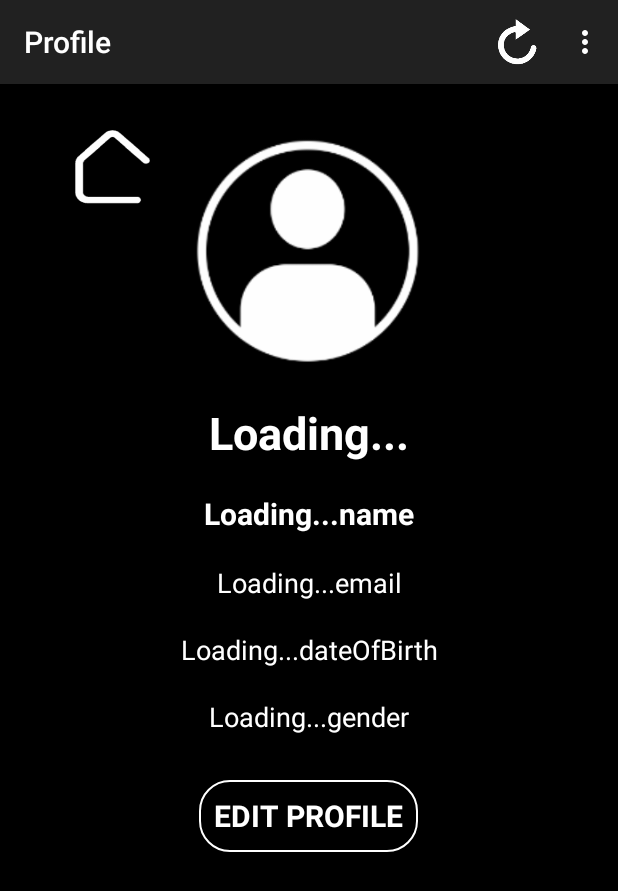
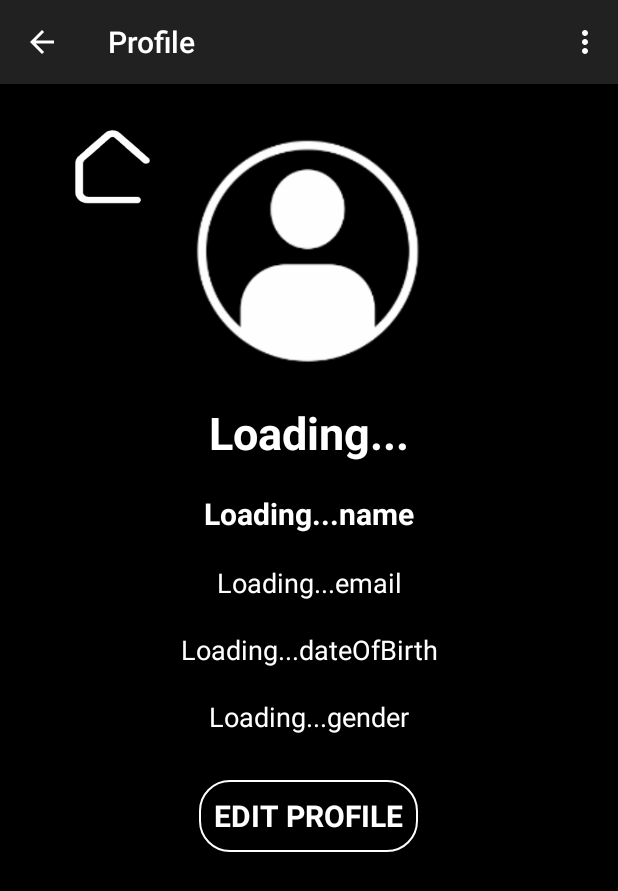
Before and after one commit to evydsg/Stay-Positive, an Android app: the MainProfile screen opened directly, with no data from a screen before it, on a phone screen of 412 x 824 dp. Shown: the top 891 px of the screen. Run offline under Robolectric (Android 15) with nearby library versions, the phone set to English and light mode, and no system bars; our stand-ins replace Firebase (no records; nobody signed in at launch, a user with empty details on screens opened directly), Picasso.

Commit message:
Things Completed: 1. Swipe Refresh Layout: - Removed refresh layout - Fixed problems

```diff
--- a/app/build.gradle.kts
+++ b/app/build.gradle.kts
@@ -40,6 +40,7 @@ dependencies {
     implementation("com.google.firebase:firebase-auth:22.3.1")
     implementation("com.google.firebase:firebase-database:20.3.1")
     implementation("com.google.firebase:firebase-storage:20.3.0")
+    implementation("androidx.swiperefreshlayout:swiperefreshlayout:1.2.0-alpha01")
     testImplementation("junit:junit:4.13.2")
     androidTestImplementation("androidx.test.ext:junit:1.1.5")
     androidTestImplementation("androidx.test.espresso:espresso-core:3.5.1")
--- a/app/src/main/java/com/example/staypositive/MainProfile.java
+++ b/app/src/main/java/com/example/staypositive/MainProfile.java
@@ -2,9 +2,10 @@ package com.example.staypositive;
 
 import androidx.annotation.NonNull;
 import androidx.appcompat.app.AppCompatActivity;
+import androidx.core.app.NavUtils;
+import androidx.swiperefreshlayout.widget.SwipeRefreshLayout;
 
-import android.app.AlertDialog;
-import android.content.DialogInterface;
+
 import android.content.Intent;
 import android.net.Uri;
 import android.os.Bundle;
@@ -26,21 +27,27 @@ import com.google.firebase.database.FirebaseDatabase;
 import com.google.firebase.database.ValueEventListener;
 import com.squareup.picasso.Picasso;
 
+import java.util.Objects;
+
 public class MainProfile extends AppCompatActivity {
 
-    Button homeButton, deleteAccountButton;
+    Button homeButton;
     TextView textViewWelcome, textViewName, textViewEmail, textViewGender, textViewDOB;
     ProgressBar progressBar;
     String fullName, email, DoB, gender;
     ImageView imageView;
     FirebaseAuth authProfile;
+    SwipeRefreshLayout swipeContainer;
 
     @Override
     protected void onCreate(Bundle savedInstanceState) {
         super.onCreate(savedInstanceState);
         setContentView(R.layout.activity_main_profile);
 
-        getSupportActionBar().setTitle("Profile");
+        Objects.requireNonNull(getSupportActionBar()).setTitle("Profile");
+        getSupportActionBar().setDisplayHomeAsUpEnabled(true);
+
+        swipeToRefresh();
 
         textViewWelcome = findViewById(R.id.welcome_text);
         textViewName = findViewById(R.id.full_name);
@@ -56,12 +63,9 @@ public class MainProfile extends AppCompatActivity {
 
         //Set OnClickListener on ImageView to Open UploadProfilePicActivity
         imageView = findViewById(R.id.profile_pic);
-        imageView.setOnClickListener(new View.OnClickListener() {
-            @Override
-            public void onClick(View v) {
-                Intent intent = new Intent(MainProfile.this, UploadProfilePicActivity.class);
-                startActivity(intent);
-            }
+        imageView.setOnClickListener(v -> {
+            Intent intent = new Intent(MainProfile.this, UploadProfilePicActivity.class);
+            startActivity(intent);
         });
 
         if (firebaseUser == null)
@@ -72,14 +76,28 @@ public class MainProfile extends AppCompatActivity {
             progressBar.setVisibility(View.VISIBLE);
             showUserProfile(firebaseUser);
         }
-        homeButton.setOnClickListener(new View.OnClickListener() {
-            @Override
-            public void onClick(View v) {
-                Intent intent = new Intent(MainProfile.this, HomeActivity.class);
-                startActivity(intent);
-            }
+        homeButton.setOnClickListener(v -> {
+            Intent intent = new Intent(MainProfile.this, HomeActivity.class);
+            startActivity(intent);
         });
 
+    }
+
+    private void swipeToRefresh() {
+        swipeContainer = findViewById(R.id.swipeContainer);
+
+        //Setup refresh listener which triggers new data loading
+        swipeContainer.setOnRefreshListener(() -> {
+            //Code to refresh goes here
+            startActivity(getIntent());
+            finish();
+            overridePendingTransition(0,0);
+            swipeContainer.setRefreshing(false);
+        });
+
+        //Configure refresh colors
+        swipeContainer.setColorSchemeResources(android.R.color.holo_blue_bright, android.R.color.holo_green_light,
+                android.R.color.holo_orange_light, android.R.color.holo_red_light);
     }
 
 
@@ -105,7 +123,7 @@ public class MainProfile extends AppCompatActivity {
                     textViewDOB.setText(DoB); // Setting DOB to textViewDOB
 
 
-                    textViewWelcome.setText("Welcome, "+ fullName + "!");
+                    textViewWelcome.setText(getString(R.string.welcome_head_profile,fullName + "!"));
                     textViewName.setText(fullName);
                     textViewEmail.setText(email);
                     textViewGender.setText(gender);
@@ -144,7 +162,11 @@ public class MainProfile extends AppCompatActivity {
     public boolean onOptionsItemSelected(@NonNull MenuItem item) {
         int id = item.getItemId();
 
-        if(id == R.id.refresh_menu)
+        if(id== android.R.id.home)
+        {
+            NavUtils.navigateUpFromSameTask(MainProfile.this);
+        }
+        else if(id == R.id.refresh_menu)
         {
             //Refresh Activity
             startActivity(getIntent());
--- a/app/src/main/res/layout/activity_main_profile.xml
+++ b/app/src/main/res/layout/activity_main_profile.xml
@@ -1,7 +1,13 @@
 <?xml version="1.0" encoding="utf-8"?>
-<RelativeLayout xmlns:android="http://schemas.android.com/apk/res/android"
-    xmlns:app="http://schemas.android.com/apk/res-auto"
+
+<androidx.swiperefreshlayout.widget.SwipeRefreshLayout
+    xmlns:android="http://schemas.android.com/apk/res/android"
     xmlns:tools="http://schemas.android.com/tools"
+    android:id="@+id/swipeContainer"
+    android:layout_width="match_parent"
+    android:layout_height="match_parent">
+
+<RelativeLayout
         android:background="@color/black"
         android:layout_width="match_parent"
         android:layout_height="match_parent"
@@ -118,3 +124,6 @@
             android:elevation="10dp"
             android:visibility="gone" />
     </RelativeLayout>
+
+
+</androidx.swiperefreshlayout.widget.SwipeRefreshLayout>
--- a/app/src/main/res/menu/common_menu.xml
+++ b/app/src/main/res/menu/common_menu.xml
@@ -5,10 +5,8 @@
     <item
         android:id="@+id/refresh_menu"
         android:title="Refresh"
-        android:icon = "@drawable/refresh_icon"
+        android:icon="@drawable/refresh_icon"
         android:alphabeticShortcut="r"
-        android:orderInCategory="1"
-        app:showAsAction="ifRoom"
     />
 
     <item
--- a/app/src/main/res/values/strings.xml
+++ b/app/src/main/res/values/strings.xml
@@ -1,3 +1,4 @@
 <resources>
     <string name="app_name">StayPositive</string>
+    <string name="welcome_head_profile">Welcome, %1$s</string>
 </resources>
```
Also changed, not shown: app/src/main/AndroidManifest.xml (+10 -5 lines), app/src/main/java/com/example/staypositive/UploadProfilePicActivity.java (+7 -28 lines). Lines whose indentation alone changed are shown as unchanged.
